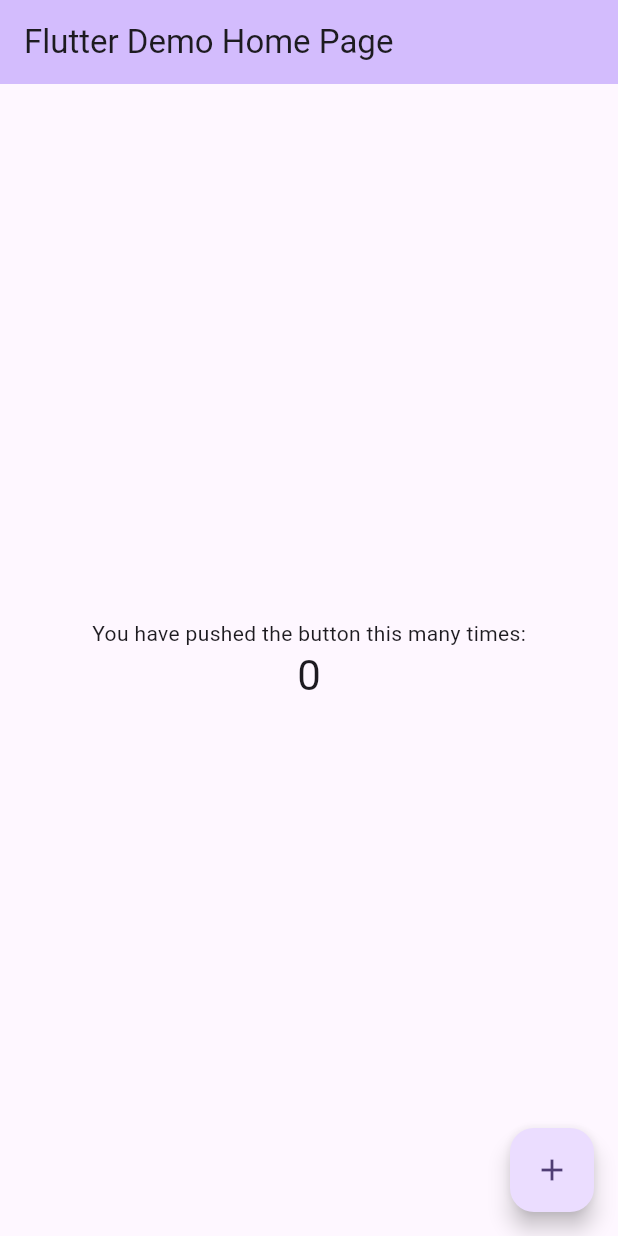
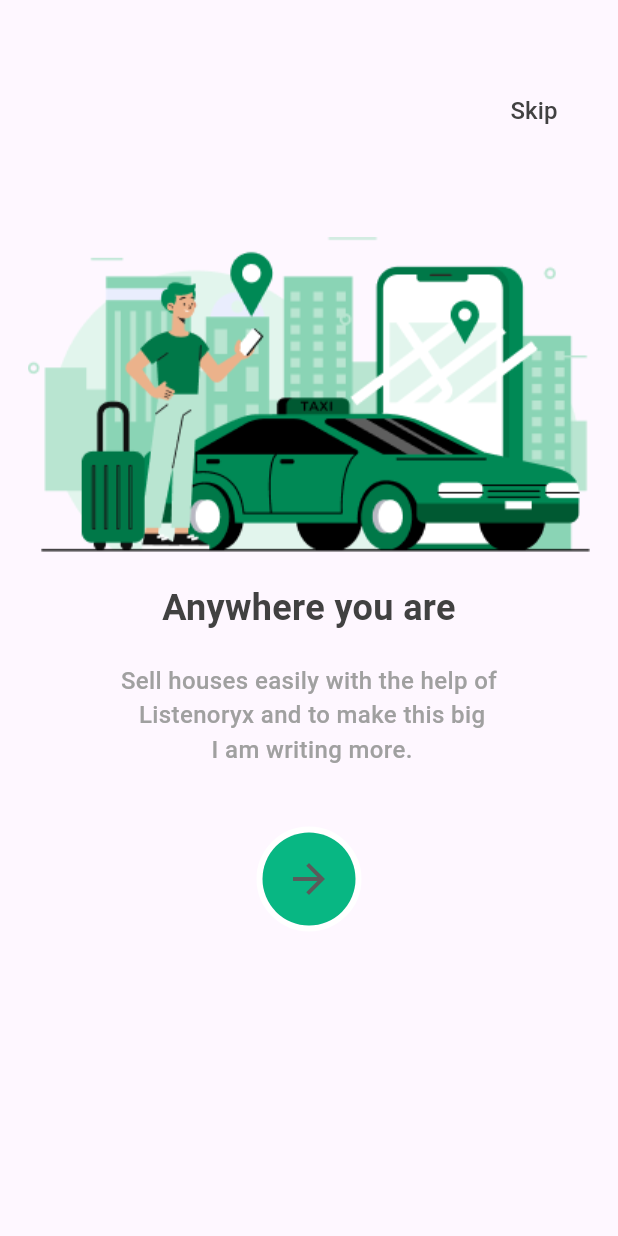
Before and after one commit to Lelajeny/Rideshare-Mobile-App, a Flutter app: the screen it shows after launch, on a phone screen of 412 x 824 dp. Run offline on Flutter 3.47's test engine with Material 3 defaults, Android fonts, the phone set to English and light mode, and no system bars.

Commit message:
updates on onboarding screens

```diff
--- /dev/null
+++ b/rideshare_app/lib/Screen/onboarding/onboarding_1.dart
@@ -0,0 +1,131 @@
+import 'package:flutter/material.dart';
+import 'package:rideshare_app/Screen/onboarding/onboarding_2.dart';
+import 'package:rideshare_app/core/configs/theme/app_colors.dart';
+
+class Onboarding_1 extends StatefulWidget {
+  const Onboarding_1({super.key});
+
+  @override
+  State<Onboarding_1> createState() => _Onboarding_1State();
+}
+
+class _Onboarding_1State extends State<Onboarding_1> {
+  @override
+  Widget build(BuildContext context) {
+    return Scaffold(
+      body: ListView(
+        children: [
+          Column(
+            children: [
+              Container(
+                margin: EdgeInsets.only(top: 50, left: 300),
+                child: TextButton(
+                  onPressed: () {
+                       Navigator.push(
+              context,
+              MaterialPageRoute(builder: (context) => const Onboarding2()),
+            );
+                  },
+                  child: Text(
+                    'Skip',
+                    style: TextStyle(
+                      fontSize: 16,
+                      fontWeight: FontWeight.w500,
+                      color: Color(0xff414141),
+                    ),
+                  ),
+                ),
+              ),
+
+              Container(
+                margin: EdgeInsets.only(top: 60),
+                child: Column(
+                  children: [
+                    Center(child: Image.asset('assets/images/on1.png')),
+                    Container(
+                      margin: EdgeInsets.only(top: 20),
+                      child: Text(
+                        'Anywhere you are',
+                        textAlign: TextAlign.center,
+                        style: TextStyle(
+                          fontSize: 24,
+                          fontWeight: FontWeight.bold,
+                          color: const Color(0xff414141),
+                        ),
+                      ),
+                    ),
+
+                    Container(
+                      margin: EdgeInsets.only(top: 20, left: 40, right: 40),
+                      child: Text(
+                        'Sell houses easily with the help of\n Listenoryx and to make this big\n I am writing more.',
+                        textAlign: TextAlign.center,
+                        style: TextStyle(
+                          fontSize: 16,
+                          fontFamily: 'Roboto',
+                          fontWeight: FontWeight.w500,
+                          color: const Color(0xffA0A0A0),
+                        ),
+                      ),
+                    ),
+
+                    const SizedBox(height: 40),
+
+                    // Circular button
+                    GestureDetector(
+                      onTap: () {
+                                   Navigator.push(
+              context,
+              MaterialPageRoute(builder: (context) => const Onboarding2()),
+            );
+                      },
+                      child: Container(
+                        height: 70,
+                        width: 70,
+                        decoration: BoxDecoration(
+                          //color: AppColors.primary,
+                          shape: BoxShape.circle,
+                          border: Border.all(
+                            color: AppColors.background,
+                            width: 4,
+                          ),
+                        ),
+
+                        child: Container(
+                          decoration: const BoxDecoration(
+                            shape: BoxShape.circle,
+                            color: AppColors.primary,
+                          ),
+                          child: const Center(
+                            child: Icon(
+                              Icons.arrow_forward,
+                              color: Color(0xff5A5A5A),
+                              size: 32,
+                            ),
+                          ),
+                        ),
+                      ),
+                    ),
+
+                    //const SizedBox(height: 20),
+
+                    // Bottom indicator (simulating iPhone bar)
+                    /**Container(
+                margin: const EdgeInsets.only(top: 8),
+                width: 120,
+                height: 4,
+                decoration: BoxDecoration(
+                  color: Colors.black12,
+                  borderRadius: BorderRadius.circular(10),
+                ),
+              ),**/
+                  ],
+                ),
+              ),
+            ],
+          ),
+        ],
+      ),
+    );
+  }
+}
--- a/rideshare_app/lib/main.dart
+++ b/rideshare_app/lib/main.dart
@@ -1,4 +1,6 @@
 import 'package:flutter/material.dart';
+
+import 'Screen/onboarding/onboarding_1.dart';
 
 void main() {
   runApp(const MyApp());
@@ -12,111 +14,13 @@ class MyApp extends StatelessWidget {
   Widget build(BuildContext context) {
     return MaterialApp(
       title: 'Flutter Demo',
+      debugShowCheckedModeBanner: false,
       theme: ThemeData(
-        // This is the theme of your application.
-        //
-        // TRY THIS: Try running your application with "flutter run". You'll see
-        // the application has a purple toolbar. Then, without quitting the app,
-        // try changing the seedColor in the colorScheme below to Colors.green
-        // and then invoke "hot reload" (save your changes or press the "hot
-        // reload" button in a Flutter-supported IDE, or press "r" if you used
-        // the command line to start the app).
-        //
-        // Notice that the counter didn't reset back to zero; the application
-        // state is not lost during the reload. To reset the state, use hot
-        // restart instead.
-        //
-        // This works for code too, not just values: Most code changes can be
-        // tested with just a hot reload.
+
+
         colorScheme: ColorScheme.fromSeed(seedColor: Colors.deepPurple),
       ),
-      home: const MyHomePage(title: 'Flutter Demo Home Page'),
+      home: const Onboarding_1(),
     );
   }
 }
-
-class MyHomePage extends StatefulWidget {
-  const MyHomePage({super.key, required this.title});
-
-  // This widget is the home page of your application. It is stateful, meaning
-  // that it has a State object (defined below) that contains fields that affect
-  // how it looks.
-
-  // This class is the configuration for the state. It holds the values (in this
-  // case the title) provided by the parent (in this case the App widget) and
-  // used by the build method of the State. Fields in a Widget subclass are
-  // always marked "final".
-
-  final String title;
-
-  @override
-  State<MyHomePage> createState() => _MyHomePageState();
-}
-
-class _MyHomePageState extends State<MyHomePage> {
-  int _counter = 0;
-
-  void _incrementCounter() {
-    setState(() {
-      // This call to setState tells the Flutter framework that something has
-      // changed in this State, which causes it to rerun the build method below
-      // so that the display can reflect the updated values. If we changed
-      // _counter without calling setState(), then the build method would not be
-      // called again, and so nothing would appear to happen.
-      _counter++;
-    });
-  }
-
-  @override
-  Widget build(BuildContext context) {
-    // This method is rerun every time setState is called, for instance as done
-    // by the _incrementCounter method above.
-    //
-    // The Flutter framework has been optimized to make rerunning build methods
-    // fast, so that you can just rebuild anything that needs updating rather
-    // than having to individually change instances of widgets.
-    return Scaffold(
-      appBar: AppBar(
-        // TRY THIS: Try changing the color here to a specific color (to
-        // Colors.amber, perhaps?) and trigger a hot reload to see the AppBar
-        // change color while the other colors stay the same.
-        backgroundColor: Theme.of(context).colorScheme.inversePrimary,
-        // Here we take the value from the MyHomePage object that was created by
-        // the App.build method, and use it to set our appbar title.
-        title: Text(widget.title),
-      ),
-      body: Center(
-        // Center is a layout widget. It takes a single child and positions it
-        // in the middle of the parent.
-        child: Column(
-          // Column is also a layout widget. It takes a list of children and
-          // arranges them vertically. By default, it sizes itself to fit its
-          // children horizontally, and tries to be as tall as its parent.
-          //
-          // Column has various properties to control how it sizes itself and
-          // how it positions its children. Here we use mainAxisAlignment to
-          // center the children vertically; the main axis here is the vertical
-          // axis because Columns are vertical (the cross axis would be
-          // horizontal).
-          //
-          // TRY THIS: Invoke "debug painting" (choose the "Toggle Debug Paint"
-          // action in the IDE, or press "p" in the console), to see the
-          // wireframe for each widget.
-          mainAxisAlignment: MainAxisAlignment.center,
-          children: <Widget>[
-            const Text('You have pushed the button this many times:'),
-            Text(
-              '$_counter',
-              style: Theme.of(context).textTheme.headlineMedium,
-            ),
-          ],
-        ),
-      ),
-      floatingActionButton: FloatingActionButton(
-        onPressed: _incrementCounter,
-        tooltip: 'Increment',
-        child: const Icon(Icons.add),
-      ), // This trailing comma makes auto-formatting nicer for build methods.
-    );
-  }
-}
--- a/rideshare_app/pubspec.yaml
+++ b/rideshare_app/pubspec.yaml
@@ -58,8 +58,8 @@ flutter:
   uses-material-design: true
 
   # To add assets to your application, add an assets section, like this:
-  # assets:
-  #   - images/a_dot_burr.jpeg
+  assets:
+    - assets/images/
   #   - images/a_dot_ham.jpeg
 
   # An image asset can refer to one or more resolution-specific "variants", see
```
Also changed, not shown: rideshare_app/lib/Screen/onboarding/onboarding_2.dart (added, +122 -0 lines), rideshare_app/assets/images/on1.png (added), rideshare_app/assets/images/on2.png (added), 4 other files.
